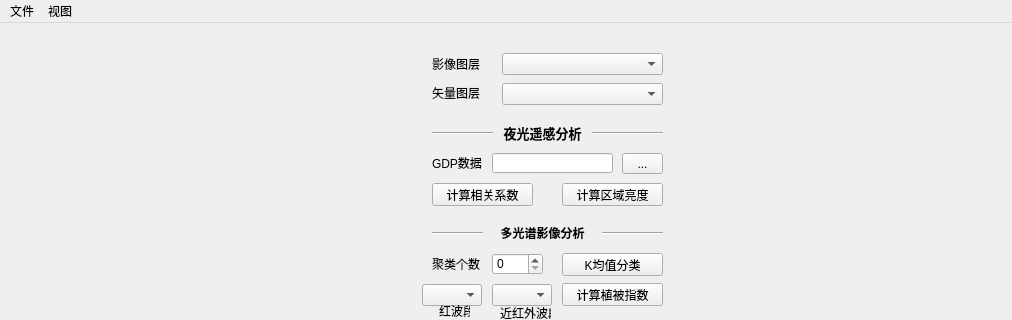
Old version of the form ui/mapView.ui in the repository FireboyWatergirls/RasterAnalysis; both pictures show x 0 to 1012 and y 0 to 320 of the 1012 by 690 pixel window.
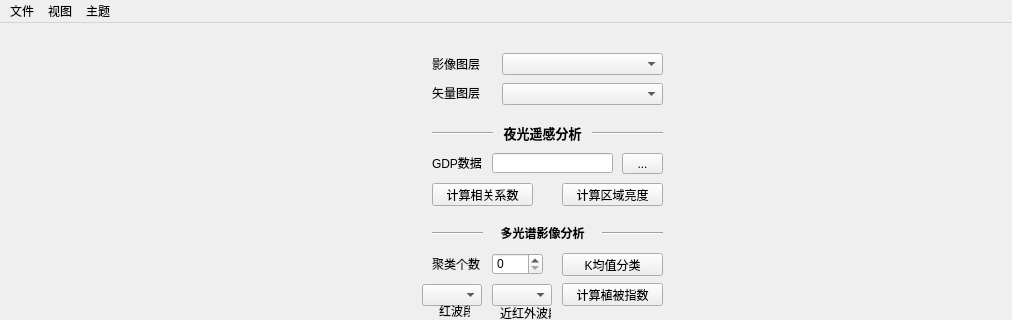
New version of the form.

Commit message: 添加自定义主题功能的菜单栏

```diff
--- a/ui/mapView.ui
+++ b/ui/mapView.ui
@@ -442,7 +442,7 @@
      <x>0</x>
      <y>0</y>
      <width>1012</width>
-     <height>18</height>
+     <height>26</height>
     </rect>
    </property>
    <widget class="QMenu" name="file">
@@ -463,8 +463,21 @@
     <addaction name="actionpan"/>
     <addaction name="actiondisplay_layers"/>
    </widget>
+   <widget class="QMenu" name="menu">
+    <property name="title">
+     <string>主题</string>
+    </property>
+    <addaction name="actionAMOLED"/>
+    <addaction name="actionAqua"/>
+    <addaction name="actionConsoleStyle"/>
+    <addaction name="actionElegantDark"/>
+    <addaction name="actionManjaroMix"/>
+    <addaction name="actionMaterialDark"/>
+    <addaction name="actionUbuntu"/>
+   </widget>
    <addaction name="file"/>
    <addaction name="view"/>
+   <addaction name="menu"/>
   </widget>
   <widget class="QStatusBar" name="statusbar"/>
   <action name="actionopen_file">
```
Left out of the diff: 35 changed lines with no effect on the pictures. The commit also changes 2 other files.
